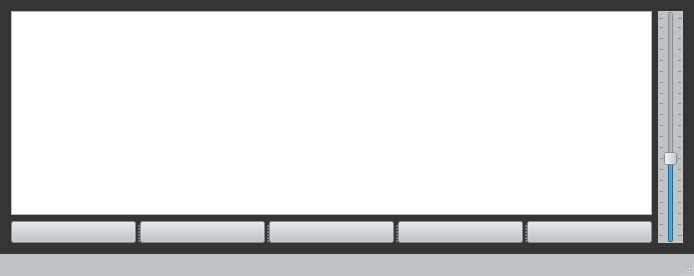
This is Base_player/mainwindow.ui in postman721/Base_Player as Qt 5 draws it before an edit. The edited form follows.
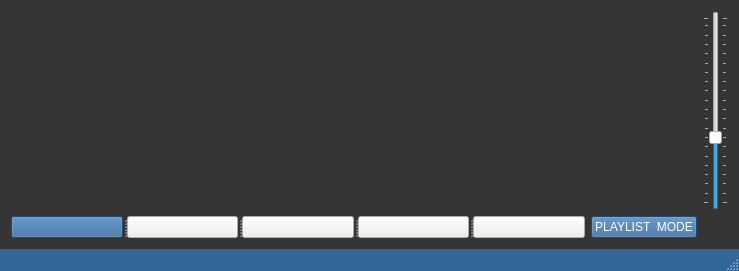
This is the edited form. Icons and pictures are not drawn.

What changed in the file:
```diff
--- a/Base_player/mainwindow.ui
+++ b/Base_player/mainwindow.ui
@@ -6,8 +6,8 @@
    <rect>
     <x>0</x>
     <y>0</y>
-    <width>694</width>
-    <height>276</height>
+    <width>739</width>
+    <height>271</height>
    </rect>
   </property>
   <property name="windowTitle">
@@ -23,13 +23,47 @@
   </property>
   <widget class="QWidget" name="centralWidget">
    <layout class="QGridLayout" name="gridLayout">
-    <item row="0" column="0">
+    <item row="0" column="0" colspan="2">
      <widget class="QListWidget" name="listWidget">
       <property name="toolTip">
        <string>Playlist.</string>
       </property>
       <property name="styleSheet">
-       <string notr="true"/>
+       <string notr="true">QListWidget#listWidget{
+color:#ffffff; 
+background-color:#353535; 
+border: 2px solid #353535; 
+border-radius: 3px;
+font-size: 12px;}</string>
+      </property>
+     </widget>
+    </item>
+    <item row="0" column="2">
+     <widget class="QSlider" name="verticalSlider">
+      <property name="toolTip">
+       <string>Volume levels.</string>
+      </property>
+      <property name="styleSheet">
+       <string notr="true">QStatusBar#statusBar{color:#ffffff; 
+background-color:#336699; }</string>
+      </property>
+      <property name="singleStep">
+       <number>5</number>
+      </property>
+      <property name="pageStep">
+       <number>5</number>
+      </property>
+      <property name="value">
+       <number>35</number>
+      </property>
+      <property name="orientation">
+       <enum>Qt::Vertical</enum>
+      </property>
+      <property name="tickPosition">
+       <enum>QSlider::TicksBothSides</enum>
+      </property>
+      <property name="tickInterval">
+       <number>5</number>
       </property>
      </widget>
     </item>
@@ -43,7 +77,8 @@
         <string>Add songs.</string>
        </property>
        <property name="styleSheet">
-        <string notr="true">QPushButton{color:#ffffff; background-color:#c0c3c6;}</string>
+        <string notr="true">QPushButton#add{color:#ffffff; background-color:#336699;}
+</string>
        </property>
        <property name="text">
         <string/>
@@ -64,7 +99,7 @@
         <string>Stop playback.</string>
        </property>
        <property name="styleSheet">
-        <string notr="true">QPushButton{color:#212326; background-color:#c0c3c6;}</string>
+        <string notr="true">QPushButton#stop{color:#ffffff; background-color:#336699;}\n</string>
        </property>
        <property name="text">
         <string/>
@@ -85,7 +120,7 @@
         <string>Play.</string>
        </property>
        <property name="styleSheet">
-        <string notr="true">QPushButton{color:#212326; background-color:#c0c3c6;}</string>
+        <string notr="true">QPushButton#play{color:#ffffff; background-color:#336699;}\n</string>
        </property>
        <property name="text">
         <string/>
@@ -106,7 +141,7 @@
         <string>Pause playback.</string>
        </property>
        <property name="styleSheet">
-        <string notr="true">QPushButton{color:#212326; background-color:#c0c3c6;}</string>
+        <string notr="true">QPushButton#pause{color:#ffffff; background-color:#336699;}\n</string>
        </property>
        <property name="text">
         <string/>
@@ -127,7 +162,7 @@
         <string>Remove from the list.</string>
        </property>
        <property name="styleSheet">
-        <string notr="true">QPushButton{color:#212326; background-color:#c0c3c6;}</string>
+        <string notr="true">QPushButton#remove{color:#ffffff; background-color:#336699;}\n</string>
        </property>
        <property name="text">
         <string/>
@@ -145,31 +180,16 @@
       </widget>
      </widget>
     </item>
-    <item row="0" column="1" rowspan="2">
-     <widget class="QSlider" name="verticalSlider">
+    <item row="1" column="1">
+     <widget class="QPushButton" name="pushButton">
       <property name="toolTip">
        <string>Volume levels.</string>
       </property>
       <property name="styleSheet">
-       <string notr="true">QSlider{color:#212326; background-color:#c0c3c6;}</string>
+       <string notr="true">QPushButton#pushButton{color:#ffffff; background-color:#336699;}</string>
       </property>
-      <property name="singleStep">
-       <number>5</number>
-      </property>
-      <property name="pageStep">
-       <number>5</number>
-      </property>
-      <property name="value">
-       <number>35</number>
-      </property>
-      <property name="orientation">
-       <enum>Qt::Vertical</enum>
-      </property>
-      <property name="tickPosition">
-       <enum>QSlider::TicksBothSides</enum>
-      </property>
-      <property name="tickInterval">
-       <number>5</number>
+      <property name="text">
+       <string>PLAYLIST  MODE</string>
       </property>
      </widget>
     </item>
@@ -180,7 +200,8 @@
     <string>Duration.</string>
    </property>
    <property name="styleSheet">
-    <string notr="true">QStatusBar{color:#212326; background-color:#c0c3c6;}</string>
+    <string notr="true">QStatusBar#statusBar{color:#ffffff; 
+background-color:#336699; }</string>
    </property>
   </widget>
  </widget>
```
Left out of the diff: 6 changed lines with no effect on the pictures.
